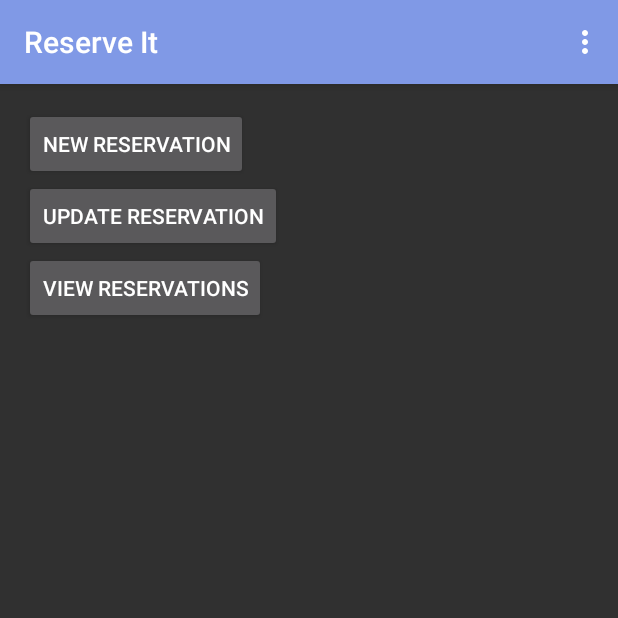
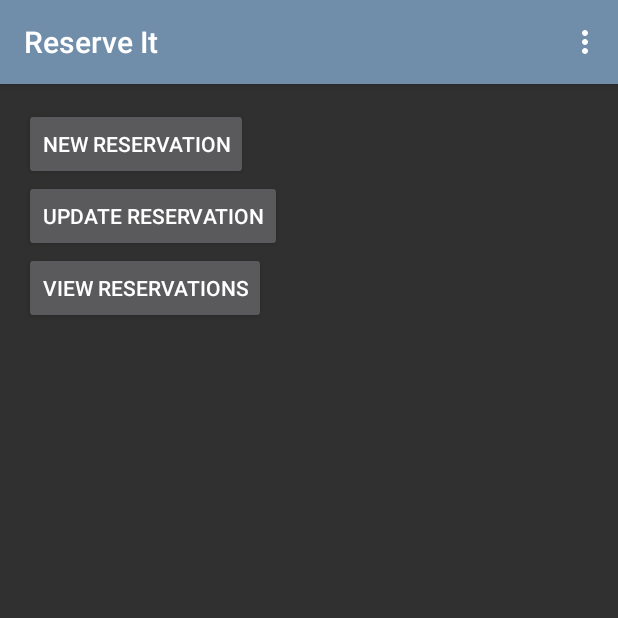
Before and after one commit to Stein-Net/ReserveIt, an Android app: the screen it shows after launch (WelcomeActivity), on a phone screen of 412 x 824 dp, the top half of it. Run offline under Robolectric (Android 15) with nearby library versions, the phone set to English and light mode, and no system bars.

```diff
--- a/app/src/main/java/net/stein13/reserveit/WelcomeActivity.java
+++ b/app/src/main/java/net/stein13/reserveit/WelcomeActivity.java
@@ -1,9 +1,11 @@
 package net.stein13.reserveit;
 
 import android.app.Activity;
+import android.content.Intent;
 import android.os.Bundle;
 import android.view.Menu;
 import android.view.MenuItem;
+import android.view.View;
 
 
 public class WelcomeActivity extends Activity {
@@ -33,4 +35,6 @@ public class WelcomeActivity extends Activity {
         }
         return super.onOptionsItemSelected(item);
     }
+
+
 }
--- a/app/src/main/res/layout/activity_welcome.xml
+++ b/app/src/main/res/layout/activity_welcome.xml
@@ -7,7 +7,7 @@
     android:paddingTop="@dimen/activity_vertical_margin"
     android:paddingBottom="@dimen/activity_vertical_margin"
     tools:context=".WelcomeActivity"
-    android:elevation="5dp">
+    android:elevation="-4dp">
 
 
     <Button
@@ -17,7 +17,8 @@
         android:id="@+id/button"
         android:layout_alignParentTop="true"
         android:layout_alignParentLeft="true"
-        android:layout_alignParentStart="true" />
+        android:layout_alignParentStart="true"
+        android:onClick="NewReservation"/>
 
     <Button
         android:layout_width="wrap_content"
@@ -36,4 +37,5 @@
         android:layout_below="@+id/button2"
         android:layout_alignParentLeft="true"
         android:layout_alignParentStart="true" />
+
 </RelativeLayout>
--- a/app/src/main/res/values/strings.xml
+++ b/app/src/main/res/values/strings.xml
@@ -7,5 +7,6 @@
     <string name="newreserv">New Reservation</string>
     <string name="updatereserv">Update Reservation</string>
     <string name="viewreserv">View Reservations</string>
+    <string name="active">Active?</string>
 
 </resources>
--- a/app/src/main/res/values/styles.xml
+++ b/app/src/main/res/values/styles.xml
@@ -3,10 +3,12 @@
     <style name="AppTheme" parent="android:Theme.Material">
         <!-- Main theme colors -->
         <!--   your app's branding color (for the app bar) -->
-        <item name="android:colorPrimary">#8099E6</item>
+        <item name="android:colorPrimary">#708DAA</item>
         <!--   darker variant of colorPrimary (for status bar, contextual app bars) -->
-        <item name="android:colorPrimaryDark">#4D5C8A</item>
+        <item name="android:colorPrimaryDark">#003366</item>
         <!--   theme UI controls like checkboxes and text fields -->
         <item name="android:colorAccent">#66CCFF</item>
+
+
     </style>
 </resources>
```
